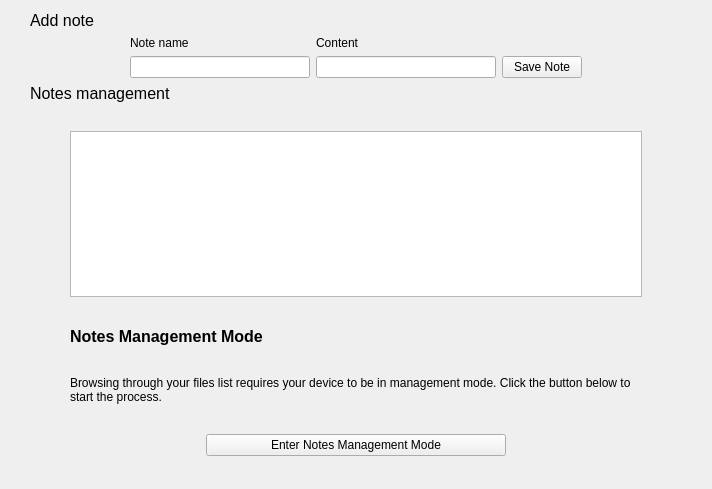
Qt form src/NotesManagement.ui (mooltipass/moolticute) before a commit.
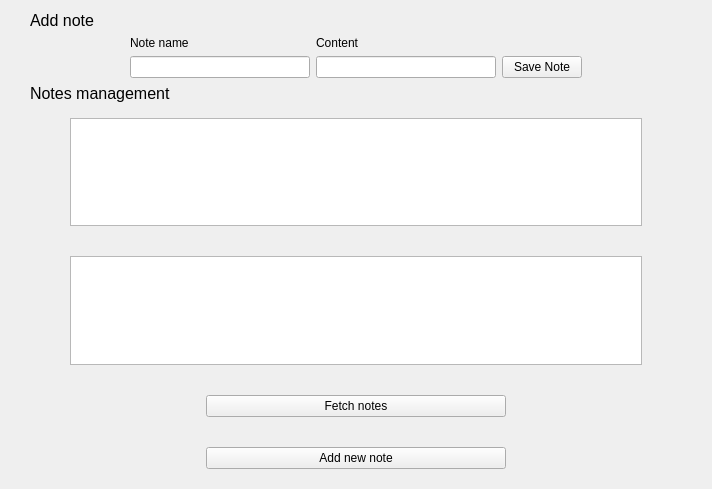
The same form after that commit.

Commit message: [BLE] Implement access note

```diff
--- a/src/NotesManagement.ui
+++ b/src/NotesManagement.ui
@@ -122,45 +122,11 @@
        <property name="rightMargin">
         <number>40</number>
        </property>
-       <item>
-        <spacer name="verticalSpacer_2">
-         <property name="orientation">
-          <enum>Qt::Vertical</enum>
-         </property>
-         <property name="sizeHint" stdset="0">
-          <size>
-           <width>20</width>
-           <height>40</height>
-          </size>
-         </property>
-        </spacer>
-       </item>
        <item>
         <widget class="QListWidget" name="listWidgetNotes"/>
        </item>
        <item>
-        <widget class="QLabel" name="labelNotesManagementStack">
-         <property name="font">
-          <font>
-           <pointsize>12</pointsize>
-           <weight>75</weight>
-           <bold>true</bold>
-          </font>
-         </property>
-         <property name="text">
-          <string>Notes Management Mode</string>
-         </property>
-        </widget>
-       </item>
-       <item>
-        <widget class="QLabel" name="label_2">
-         <property name="text">
-          <string>Browsing through your files list requires your device to be in management mode. Click the button below to start the process.</string>
-         </property>
-         <property name="wordWrap">
-          <bool>true</bool>
-         </property>
-        </widget>
+        <widget class="QPlainTextEdit" name="textEditNote"/>
        </item>
        <item>
         <layout class="QHBoxLayout" name="horizontalLayout_2">
@@ -173,7 +139,24 @@
             </size>
            </property>
            <property name="text">
-            <string>Enter Notes Management Mode</string>
+            <string>Fetch notes</string>
+           </property>
+          </widget>
+         </item>
+        </layout>
+       </item>
+       <item>
+        <layout class="QHBoxLayout" name="horizontalLayout_3">
+         <item>
+          <widget class="QPushButton" name="pushButtonAddNote">
+           <property name="maximumSize">
+            <size>
+             <width>300</width>
+             <height>38</height>
+            </size>
+           </property>
+           <property name="text">
+            <string>Add new note</string>
            </property>
           </widget>
          </item>
```
The commit also changes 7 other files.
